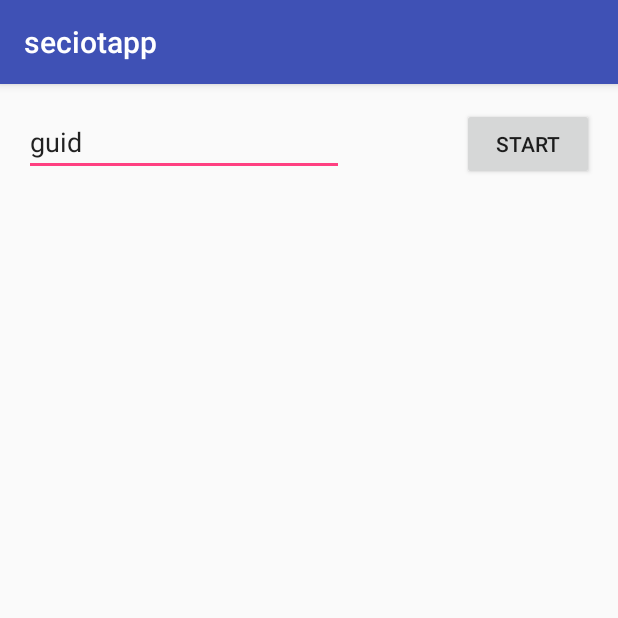
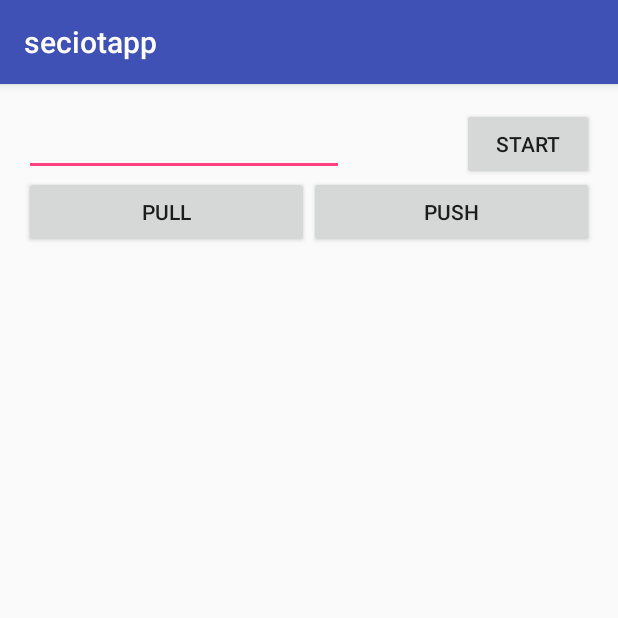
Before and after one commit to aakatz3/seciot, an Android app: the screen it shows after launch (MainActivity), on a phone screen of 412 x 824 dp, the top half of it. Run offline under Robolectric (Android 15) with nearby library versions, the light colour scheme and no system bars; pictures from the network do not load; 2 statements that could not run were skipped.

Commit message:
Fixed resource contention

```diff
--- a/seciotapp/app/src/main/java/com/aakportfolio/aakatz3/seciotapp/seciot.java
+++ b/seciotapp/app/src/main/java/com/aakportfolio/aakatz3/seciotapp/seciot.java
@@ -79,7 +79,7 @@ public class seciot {
             switchObj.add(0);
             switches.add(new JSONArray(switchObj));*/
             //switches.add(new JSONArray("[\"" + n.friendlyName + "\"," + (n.state ? "\"1\",\"" : "\"0\",\"") +  formattedDate + "\",0]"));
-            switches.add(new JSONArray("['" + n.friendlyName + "'," + (n.state ? "'1','" : "'0','") +  formattedDate + "',0]"));
+            switches.add(new JSONArray("['" + n.friendlyName + "'," + (n.state ? "'1','" : "'0','") +  formattedDate + "',1]"));
         }
 
         JSONArray arr = new JSONArray(switches);
--- a/seciotapp/app/src/main/res/layout/activity_main.xml
+++ b/seciotapp/app/src/main/res/layout/activity_main.xml
@@ -14,24 +14,12 @@
         android:layout_width="wrap_content"
         android:layout_height="wrap_content"
         android:inputType="text"
-        android:text="guid"
         android:ems="10"
         android:id="@+id/editText"
         android:layout_alignParentLeft="true"
         android:layout_alignParentStart="true"
         android:layout_toLeftOf="@+id/button"
         android:layout_toStartOf="@+id/button" />
-
-    <ScrollView
-        android:layout_width="match_parent"
-        android:layout_height="wrap_content"
-        android:layout_below="@+id/editText">
-    <LinearLayout
-        android:layout_width="match_parent"
-        android:layout_height="wrap_content"
-        android:id="@+id/control_layout"
-        android:orientation="vertical" />
-    </ScrollView>
 
     <Button
         android:text="Start"
@@ -41,4 +29,42 @@
         android:layout_alignParentRight="true"
         android:layout_alignParentEnd="true"
         android:id="@+id/guid_submit" />
+
+    <ScrollView
+        android:layout_width="match_parent"
+        android:layout_height="wrap_content"
+        android:layout_below="@+id/btns">
+    <LinearLayout
+        android:layout_width="match_parent"
+        android:layout_height="wrap_content"
+        android:id="@+id/control_layout"
+        android:orientation="vertical" />
+    </ScrollView>
+
+    <LinearLayout
+        android:orientation="horizontal"
+        android:layout_width="wrap_content"
+        android:layout_height="wrap_content"
+        android:layout_below="@+id/editText"
+        android:layout_alignParentLeft="true"
+        android:id="@+id/btns"
+        android:layout_alignParentStart="true"
+        android:layout_alignParentRight="true"
+        android:layout_alignParentEnd="true">
+
+        <Button
+            android:text="Pull"
+            android:layout_width="wrap_content"
+            android:layout_height="wrap_content"
+            android:id="@+id/pull"
+            android:layout_weight="1" />
+
+        <Button
+            android:text="Push"
+            android:layout_width="wrap_content"
+            android:layout_height="wrap_content"
+            android:id="@+id/push"
+            android:layout_weight="1" />
+    </LinearLayout>
+
 </RelativeLayout>
```
Also changed, not shown: seciotapp/app/src/main/java/com/aakportfolio/aakatz3/seciotapp/MainActivity.java (+17 -0 lines), 6 other files.
